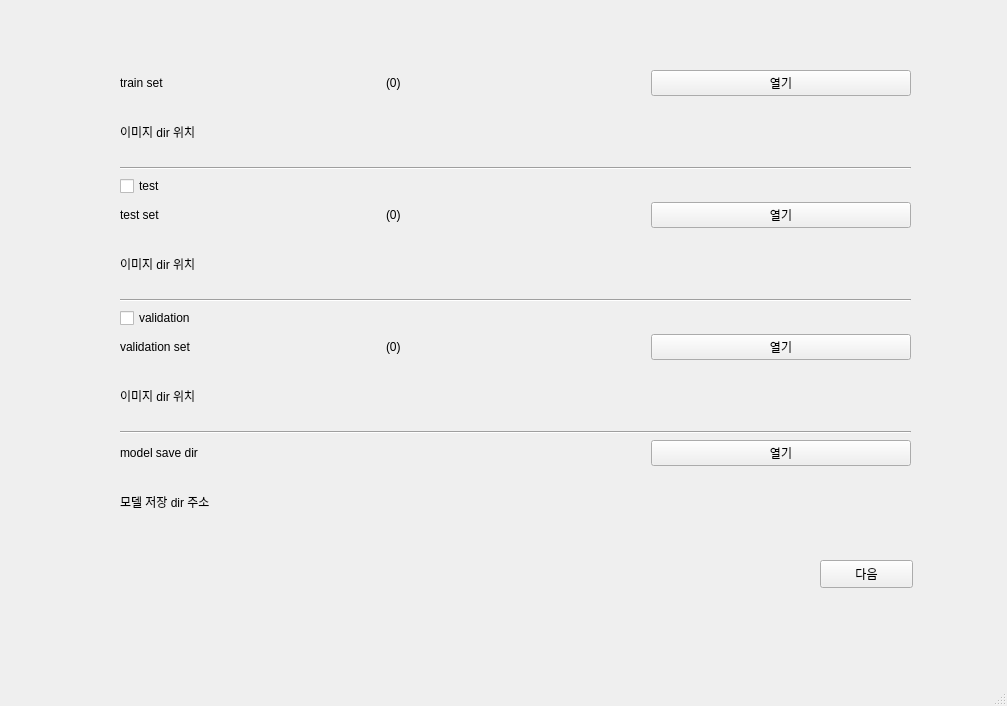
This is GUI/training_init.ui in sdc-defect/QC-Process as Qt 5 draws it before an edit. The edited form follows.
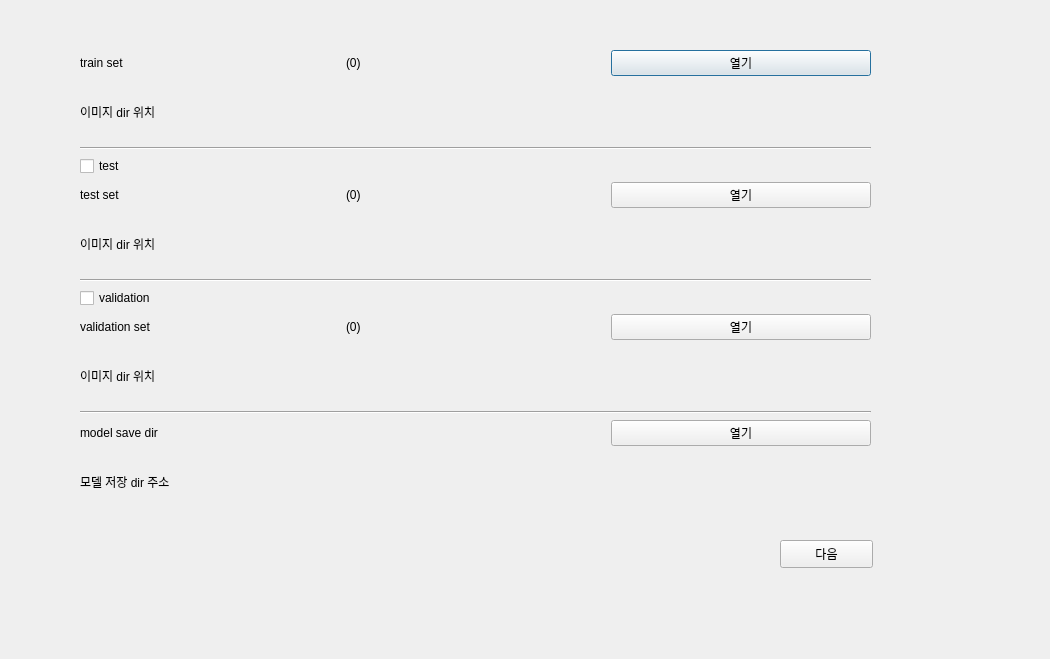
This is the edited form.

```diff
--- a/GUI/training_init.ui
+++ b/GUI/training_init.ui
@@ -1,37 +1,23 @@
 <?xml version="1.0" encoding="UTF-8"?>
 <ui version="4.0">
- <class>MainWindow</class>
- <widget class="QMainWindow" name="MainWindow">
+ <class>Dialog</class>
+ <widget class="QDialog" name="Dialog">
   <property name="geometry">
    <rect>
     <x>0</x>
     <y>0</y>
-    <width>1007</width>
-    <height>706</height>
+    <width>1050</width>
+    <height>659</height>
    </rect>
   </property>
   <property name="windowTitle">
    <string>MainWindow</string>
   </property>
-  <widget class="QWidget" name="centralwidget">
-   <widget class="QPushButton" name="pushButtonInitNext">
-    <property name="geometry">
-     <rect>
-      <x>820</x>
-      <y>560</y>
-      <width>93</width>
-      <height>28</height>
-     </rect>
-    </property>
-    <property name="text">
-     <string>다음</string>
-    </property>
-   </widget>
    <widget class="QWidget" name="verticalLayoutWidget">
     <property name="geometry">
      <rect>
-      <x>120</x>
-      <y>70</y>
+     <x>80</x>
+     <y>50</y>
       <width>791</width>
       <height>461</height>
      </rect>
@@ -205,18 +191,19 @@
      </item>
     </layout>
    </widget>
-  </widget>
-  <widget class="QMenuBar" name="menubar">
+  <widget class="QPushButton" name="pushButtonInitNext">
    <property name="geometry">
     <rect>
-     <x>0</x>
-     <y>0</y>
-     <width>1007</width>
-     <height>26</height>
+     <x>780</x>
+     <y>540</y>
+     <width>93</width>
+     <height>28</height>
     </rect>
    </property>
+   <property name="text">
+    <string>다음</string>
+   </property>
   </widget>
-  <widget class="QStatusBar" name="statusbar"/>
  </widget>
  <resources/>
  <connections/>
```
Left out of the diff: 2 changed lines with no effect on the pictures. Lines whose indentation alone changed are shown as unchanged.
